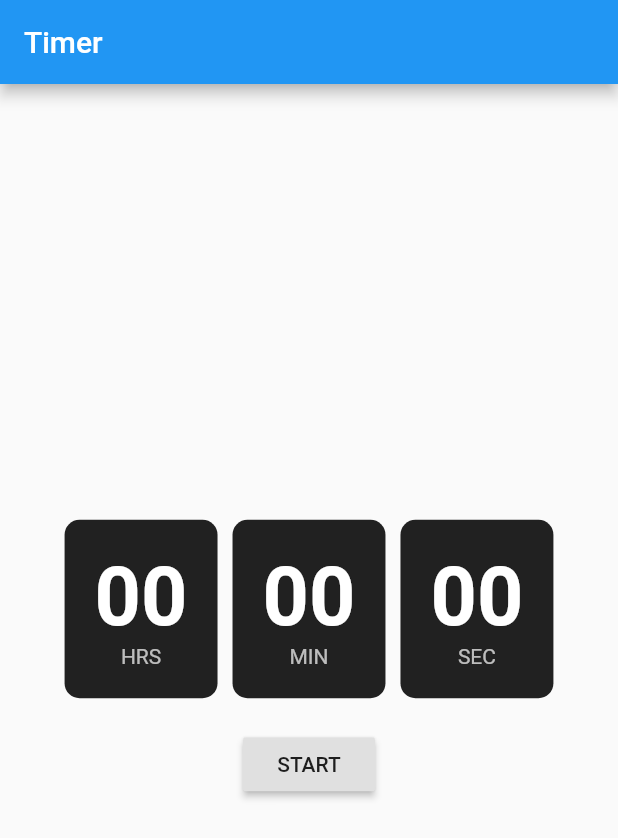
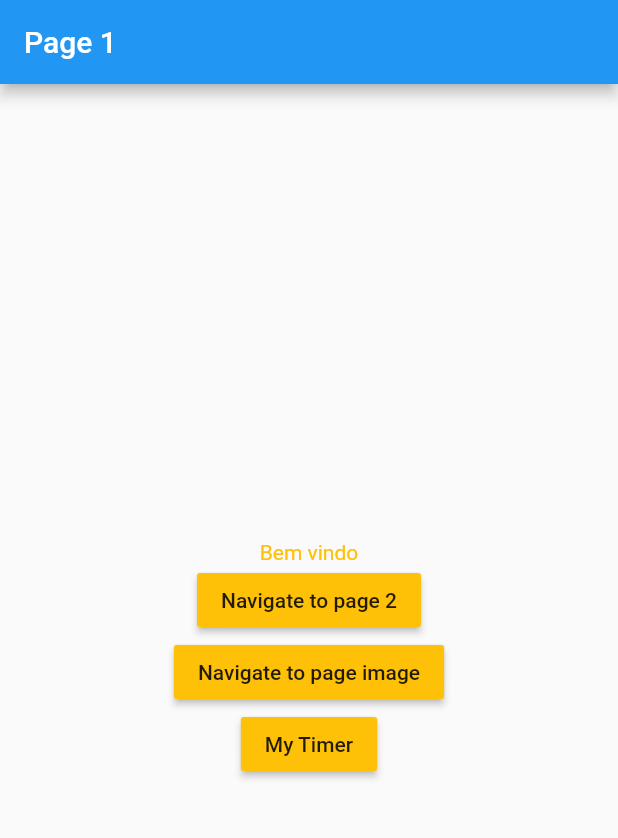
Before and after one commit to cocadev/flutter_university, a Flutter app: the screen it shows after launch, on a phone screen of 412 x 824 dp. Shown: the top 838 px of the screen. Run offline on Flutter 3.47's test engine with Material 2 defaults, Android fonts, the light colour scheme and no system bars.

Commit message:
add navigation

```diff
--- /dev/null
+++ b/lib/first.dart
@@ -0,0 +1,59 @@
+import 'package:flutter/material.dart';
+import 'second.dart';
+import 'image.dart';
+import 'timer.dart';
+
+class First extends StatefulWidget {
+  @override
+  _FirstState createState() => _FirstState();
+}
+
+class _FirstState extends State<First> {
+  @override
+  Widget build(BuildContext context) {
+    return Scaffold(
+        appBar: AppBar(
+          title: Text("Page 1"),
+        ),
+        body: Column(
+          mainAxisAlignment: MainAxisAlignment.center,
+          children: <Widget>[
+            Center(
+              child: Text(
+                "Bem vindo",
+                textAlign: TextAlign.center,
+                style: TextStyle(color: Colors.amber),
+              ),
+            ),
+            Center(
+              child: RaisedButton(
+                child: Text("Navigate to page 2"),
+                onPressed: (){
+                  Navigator.push(context, MaterialPageRoute(builder: (context) => Second(title: "Página 2",)) );
+                },
+                color: Colors.amber,
+              ),
+            ),
+            Center(
+              child: RaisedButton(
+                child: Text("Navigate to page image"),
+                onPressed: (){
+                  Navigator.push(context, MaterialPageRoute(builder: (context) => ImageScreen()) );
+                },
+                color: Colors.amber,
+              ),
+            ),
+            Center(
+              child: RaisedButton(
+                child: Text("My Timer"),
+                onPressed: (){
+                  Navigator.push(context, MaterialPageRoute(builder: (context) => MyTimerApp()) );
+                },
+                color: Colors.amber,
+              ),
+            ),
+          ],
+        )
+    );
+  }
+}
--- a/lib/main.dart
+++ b/lib/main.dart
@@ -1,121 +1,111 @@
 import 'package:flutter/material.dart';
-import 'dart:async';
-
+import 'first.dart';
 void main() => runApp(MyApp());
 
-class MyApp extends StatefulWidget {
+class MyApp extends StatelessWidget {
+  // This widget is the root of your application.
   @override
-  State<StatefulWidget> createState() {
-    return new TimerAppState();
+  Widget build(BuildContext context) {
+    return MaterialApp(
+      title: 'Flutter Demo',
+      theme: ThemeData(
+        // This is the theme of your application.
+        //
+        // Try running your application with "flutter run". You'll see the
+        // application has a blue toolbar. Then, without quitting the app, try
+        // changing the primarySwatch below to Colors.green and then invoke
+        // "hot reload" (press "r" in the console where you ran "flutter run",
+        // or simply save your changes to "hot reload" in a Flutter IDE).
+        // Notice that the counter didn't reset back to zero; the application
+        // is not restarted.
+        primarySwatch: Colors.blue,
+      ),
+      home: First(),
+    );
   }
 }
 
-class TimerAppState extends State<MyApp> {
-  static const duration = const Duration(seconds: 1);
+class MyHomePage extends StatefulWidget {
+  MyHomePage({Key key, this.title}) : super(key: key);
 
-  int secondsPassed = 0;
-  bool isActive = false;
+  // This widget is the home page of your application. It is stateful, meaning
+  // that it has a State object (defined below) that contains fields that affect
+  // how it looks.
 
-  Timer timer;
+  // This class is the configuration for the state. It holds the values (in this
+  // case the title) provided by the parent (in this case the App widget) and
+  // used by the build method of the State. Fields in a Widget subclass are
+  // always marked "final".
 
-  void handleTick() {
-    if (isActive) {
+  final String title;
+
+  @override
+  _MyHomePageState createState() => _MyHomePageState();
+}
+
+class _MyHomePageState extends State<MyHomePage> {
+  int _counter = 0;
+
+  void _incrementCounter() {
     setState(() {
-        secondsPassed = secondsPassed + 1;
+      // This call to setState tells the Flutter framework that something has
+      // changed in this State, which causes it to rerun the build method below
+      // so that the display can reflect the updated values. If we changed
+      // _counter without calling setState(), then the build method would not be
+      // called again, and so nothing would appear to happen.
+      _counter++;
     });
-    }
   }
 
   @override
   Widget build(BuildContext context) {
-
-    if (timer == null)
-      timer = Timer.periodic(duration, (Timer t) {
-        handleTick();
-      });
-
-    int seconds = secondsPassed % 60;
-    int minutes = secondsPassed ~/ 60;
-    int hours = secondsPassed ~/ (60 * 60);
-
-    return MaterialApp(
-      title: 'Welcome to Flutter',
-      home: Scaffold(
+    // This method is rerun every time setState is called, for instance as done
+    // by the _incrementCounter method above.
+    //
+    // The Flutter framework has been optimized to make rerunning build methods
+    // fast, so that you can just rebuild anything that needs updating rather
+    // than having to individually change instances of widgets.
+    return Scaffold(
       appBar: AppBar(
-          title: Text('Timer'),
+        // Here we take the value from the MyHomePage object that was created by
+        // the App.build method, and use it to set our appbar title.
+        title: Text(widget.title),
       ),
       body: Center(
+        // Center is a layout widget. It takes a single child and positions it
+        // in the middle of the parent.
         child: Column(
-            mainAxisSize: MainAxisSize.min,
-            children: <Widget>[
-              Row(
+          // Column is also layout widget. It takes a list of children and
+          // arranges them vertically. By default, it sizes itself to fit its
+          // children horizontally, and tries to be as tall as its parent.
+          //
+          // Invoke "debug painting" (press "p" in the console, choose the
+          // "Toggle Debug Paint" action from the Flutter Inspector in Android
+          // Studio, or the "Toggle Debug Paint" command in Visual Studio Code)
+          // to see the wireframe for each widget.
+          //
+          // Column has various properties to control how it sizes itself and
+          // how it positions its children. Here we use mainAxisAlignment to
+          // center the children vertically; the main axis here is the vertical
+          // axis because Columns are vertical (the cross axis would be
+          // horizontal).
           mainAxisAlignment: MainAxisAlignment.center,
           children: <Widget>[
-                  CustomTextContainer(label: 'HRS', value: hours.toString().padLeft(2, '0')),
-                  CustomTextContainer(label: 'MIN', value: minutes.toString().padLeft(2, '0')),
-                  CustomTextContainer(label: 'SEC', value: seconds.toString().padLeft(2, '0')),
-                ],
+            Text(
+              'You have pushed the button this many times:',
             ),
-              Container(
-                margin: EdgeInsets.only(top: 20),
-                child: RaisedButton(
-                  child: Text(isActive ? 'STOP' : 'START'),
-                  onPressed: () {
-                    setState(() {
-                      isActive = !isActive;
-                    });
-                  },
-                ),
+            Text(
+              '$_counter',
+              style: Theme.of(context).textTheme.display1,
             ),
           ],
         ),
       ),
-      ),
+      floatingActionButton: FloatingActionButton(
+        onPressed: _incrementCounter,
+        tooltip: 'Increment',
+        child: Icon(Icons.add),
+      ), // This trailing comma makes auto-formatting nicer for build methods.
     );
   }
 }
-
-//class CustomTextContainer extends StatelessWidget {
-//  @override
-//  Widget build(BuildContext context) {
-//    return Text('00');
-//  }
-//}
-
-class CustomTextContainer extends StatelessWidget {
-  CustomTextContainer({this.label, this.value});
-
-  final String label;
-  final String value;
-
-  @override
-  Widget build(BuildContext context) {
-    return Container(
-      margin: EdgeInsets.symmetric(horizontal: 5),
-      padding: EdgeInsets.all(20),
-      decoration: new BoxDecoration(
-        borderRadius: new BorderRadius.circular(10),
-        color: Colors.black87,
-      ),
-      child: Column(
-        mainAxisSize: MainAxisSize.min,
-        children: <Widget>[
-          Text(
-            '$value',
-            style: TextStyle(
-              color: Colors.white,
-              fontSize: 54,
-              fontWeight: FontWeight.bold,
-            ),
-          ),
-          Text(
-            '$label',
-            style: TextStyle(
-              color: Colors.white70,
-            ),
-          )
-        ],
-      ),
-    );
-  }
-}
```
Also changed, not shown: lib/detail.dart (added, +27 -0 lines), lib/image.dart (added, +31 -0 lines), lib/second.dart (added, +30 -0 lines), lib/timer.dart (added, +112 -0 lines). Lines whose indentation alone changed are shown as unchanged.
